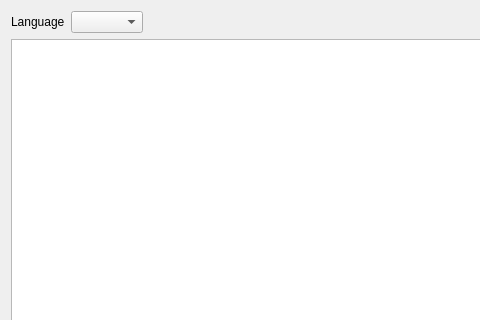
First picture: the form in src/widgets/removecommentswidget.ui, repository N1vn0vem8er/cutetoolbox, before the edit; both pictures show x 0 to 480 and y 0 to 320 of the 930 by 743 pixel window.
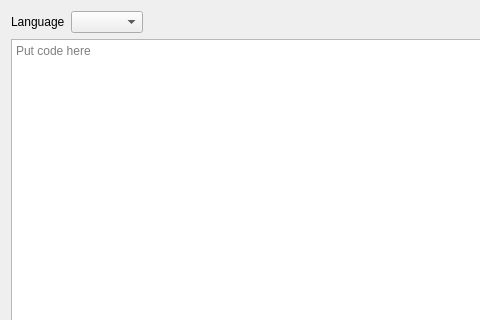
Second picture: the form after the edit. Icons and pictures are not drawn. Custom widgets are drawn as their Qt base class.

Commit message: Added tooltip for remove button and placeholder text

Diff of the .ui file:
```diff
--- a/src/widgets/removecommentswidget.ui
+++ b/src/widgets/removecommentswidget.ui
@@ -114,7 +114,11 @@
     </layout>
    </item>
    <item>
-    <widget class="CodeEditor" name="codeEditor"/>
+    <widget class="CodeEditor" name="codeEditor">
+     <property name="placeholderText">
+      <string>Put code here</string>
+     </property>
+    </widget>
    </item>
   </layout>
  </widget>
```
Left out of the diff: 3 changed lines with no effect on the pictures.
